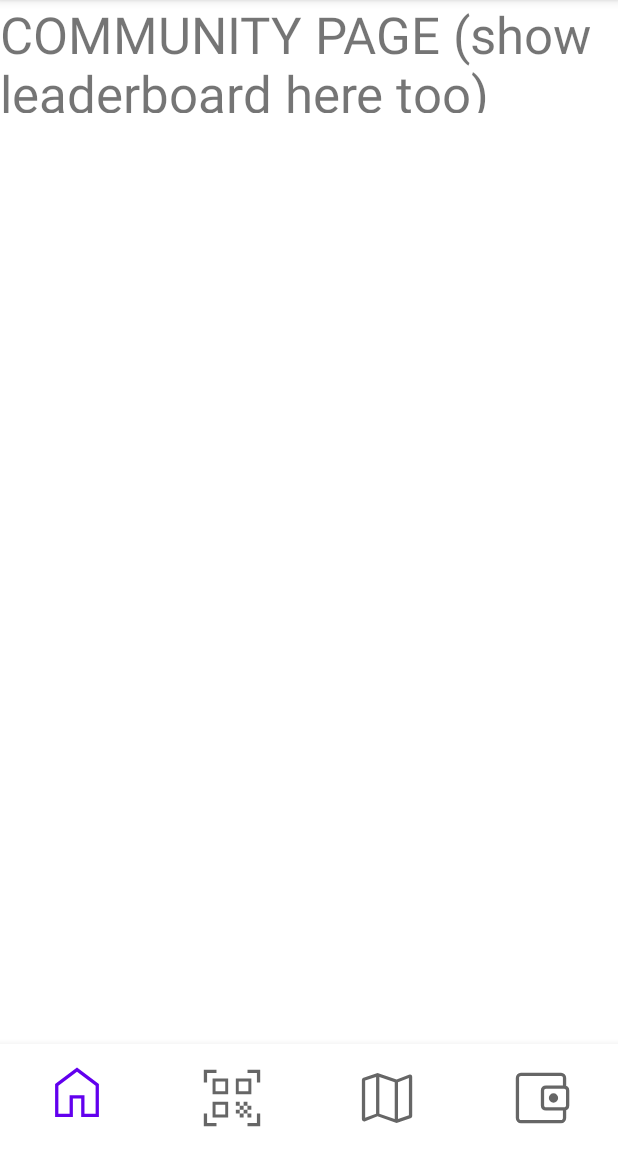
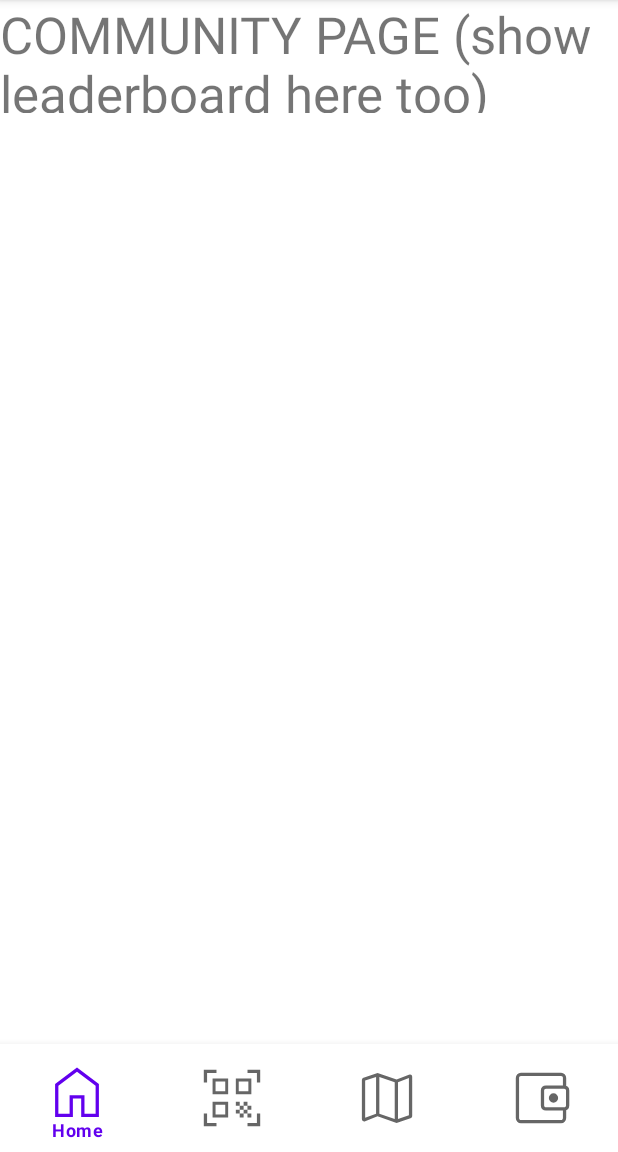
Before and after one commit to CMPUT301W23T05/supreme-waddle, an Android app: the screen it shows after launch (MainActivity), on a phone screen of 412 x 824 dp, the part 84-1236 px from its top. Run offline under Robolectric (Android 15) with nearby library versions, the phone set to English and light mode, and no system bars; our stand-ins replace navigation-ui.

```diff
--- a/app/src/main/java/com/example/qrky/MainActivity.java
+++ b/app/src/main/java/com/example/qrky/MainActivity.java
@@ -22,10 +22,10 @@ public class MainActivity extends AppCompatActivity {
 
         //Initialize the bottom navigation view
         //create bottom navigation view object
-        BottomNavigationView bttmNavView = (BottomNavigationView) findViewById(R.id.bottom_navigating_view);
+        BottomNavigationView bttmNavView = findViewById(R.id.bottom_navigating_view);
         NavHostFragment bttmNavHostFragment = (NavHostFragment) getSupportFragmentManager().findFragmentById(R.id.nav_fragment);
+        assert bttmNavHostFragment != null;
         NavController bttmNavController = bttmNavHostFragment.getNavController();
         NavigationUI.setupWithNavController(bttmNavView, bttmNavController);
-
     }
 }
--- a/app/src/main/res/layout/activity_main.xml
+++ b/app/src/main/res/layout/activity_main.xml
@@ -6,7 +6,7 @@
     android:layout_height="match_parent"
     tools:context=".MainActivity">
 
-    <fragment
+    <androidx.fragment.app.FragmentContainerView
         android:id="@+id/nav_fragment"
         android:name="androidx.navigation.fragment.NavHostFragment"
         android:layout_width="match_parent"
--- a/app/src/main/res/menu/bottom_nav_bar.xml
+++ b/app/src/main/res/menu/bottom_nav_bar.xml
@@ -2,15 +2,19 @@
 <menu xmlns:android="http://schemas.android.com/apk/res/android">
 
     <item
+        android:title="Home"
         android:id="@+id/communityFragment"
         android:icon="@drawable/home"/>
     <item
+        android:title="Scan"
         android:id="@+id/scannerFragment"
         android:icon="@drawable/qr_scanner" />
     <item
+        android:title="Nearby"
         android:id="@+id/mapsFragment"
         android:icon="@drawable/map"/>
     <item
+        android:title="Library"
         android:id="@+id/libraryFragment"
         android:icon="@drawable/library"/>
 
```
Also changed, not shown: app/src/main/res/layout/geolocation_permission.xml (added, +35 -0 lines), app/src/main/res/values/strings.xml (+7 -3 lines).
